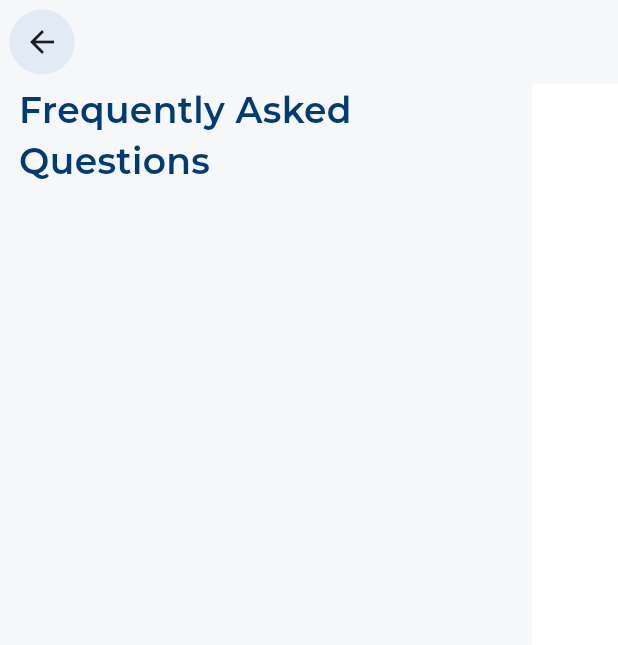
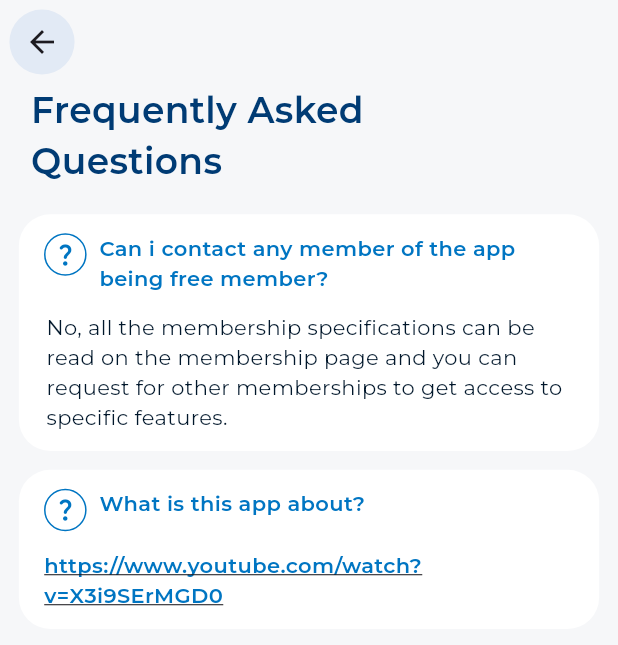
Before and after one commit to mahnoorr1/stargate, a Flutter app: the FAQScreen screen opened by its route, on a phone screen of 412 x 824 dp. Shown: the top 645 px of the screen. Run offline on Flutter 3.47's test engine with Material 3 defaults, Android fonts, the phone set to English and light mode, and no system bars; our stand-ins replace dots_indicator, dropdown_button2, flutter_cache_manager, flutter_easyloading, flutter_screenutil, flutter_slider_drawer and 5 more; missing offline and left inert: country_state_city_pro, flutter_cached_pdfview.

Commit message:
faq part done

```diff
--- a/lib/drawer/screens/faq.dart
+++ b/lib/drawer/screens/faq.dart
@@ -1,7 +1,9 @@
 import 'package:flutter/material.dart';
 import 'package:stargate/config/core.dart';
+import 'package:stargate/drawer/widgets/faq_card.dart';
 import 'package:stargate/drawer/widgets/widgets.dart';
 import 'package:flutter_screenutil/flutter_screenutil.dart';
+import 'package:stargate/utils/app_data.dart';
 
 class FAQScreen extends StatelessWidget {
   const FAQScreen({super.key});
@@ -13,9 +15,17 @@ class FAQScreen extends StatelessWidget {
       body: Container(
         padding: EdgeInsets.symmetric(horizontal: 12.w),
         color: AppColors.backgroundColor,
-        child: const Column(
+        child: Column(
           children: [
-            Heading(heading: "Frequently Asked Questions"),
+            const Heading(heading: "Frequently Asked \nQuestions"),
+            SizedBox(
+              height: 18.w,
+            ),
+            ...faqs.map(
+              (faq) => FAQCard(
+                faq: faq,
+              ),
+            ),
           ],
         ),
       ),
--- /dev/null
+++ b/lib/drawer/widgets/faq_card.dart
@@ -0,0 +1,94 @@
+// ignore_for_file: deprecated_member_use
+
+import 'package:flutter/material.dart';
+import 'package:flutter_screenutil/flutter_screenutil.dart';
+import 'package:stargate/config/core.dart';
+import 'package:stargate/models/faq.dart';
+import 'package:url_launcher/url_launcher.dart';
+
+class FAQCard extends StatelessWidget {
+  final FAQ faq;
+  const FAQCard({
+    super.key,
+    required this.faq,
+  });
+
+  @override
+  Widget build(BuildContext context) {
+    return Container(
+      padding: EdgeInsets.symmetric(horizontal: 16.w, vertical: 12.w),
+      margin: EdgeInsets.only(bottom: 12.w),
+      decoration: BoxDecoration(
+        borderRadius: BorderRadius.circular(20.w),
+        color: Colors.white,
+      ),
+      child: Column(
+        children: [
+          Row(
+            crossAxisAlignment: CrossAxisAlignment.start,
+            children: [
+              Container(
+                padding: EdgeInsets.all(4.w),
+                decoration: BoxDecoration(
+                  border: Border.all(
+                    color: AppColors.blue,
+                    width: 1,
+                  ),
+                  borderRadius: BorderRadius.circular(
+                    20,
+                  ),
+                ),
+                child: const Icon(
+                  Icons.question_mark_rounded,
+                  color: AppColors.blue,
+                  size: 18,
+                ),
+              ),
+              SizedBox(
+                width: 8.w,
+              ),
+              SizedBox(
+                width: MediaQuery.of(context).size.width * 0.75,
+                child: Text(
+                  faq.question,
+                  style: AppStyles.heading4.copyWith(
+                    color: AppColors.blue,
+                  ),
+                  maxLines: 3,
+                ),
+              ),
+            ],
+          ),
+          SizedBox(
+            height: 12.w,
+          ),
+          faq.textReply != null
+              ? SizedBox(
+                  width: MediaQuery.of(context).size.width * 0.85,
+                  child: Text(
+                    faq.textReply!,
+                    style: AppStyles.normalText,
+                    maxLines: 10,
+                  ),
+                )
+              : faq.videoURL != null
+                  ? GestureDetector(
+                      onTap: () async {
+                        if (await canLaunch(faq.videoURL!)) {
+                          await launch(faq.videoURL!);
+                        }
+                      },
+                      child: Text(
+                        faq.videoURL!,
+                        style: AppStyles.heading4.copyWith(
+                          color: AppColors.blue,
+                          decoration: TextDecoration.underline,
+                        ),
+                      ),
+                    )
+                  : const SizedBox(),
+        ],
+      ),
+    );
+  }
+}
--- a/lib/drawer/widgets/widgets.dart
+++ b/lib/drawer/widgets/widgets.dart
@@ -43,11 +43,14 @@ class Heading extends StatelessWidget {
   @override
   Widget build(BuildContext context) {
     return SizedBox(
-      width: MediaQuery.of(context).size.width * 0.8,
-      child: Text(
-        heading,
-        style: AppStyles.heading2,
-        maxLines: 2,
+      width: MediaQuery.of(context).size.width * 0.9,
+      child: Align(
+        alignment: Alignment.topLeft,
+        child: Text(
+          heading,
+          style: AppStyles.heading2,
+          maxLines: 2,
+        ),
       ),
     );
   }
--- /dev/null
+++ b/lib/models/faq.dart
@@ -0,0 +1,62 @@
+import 'dart:convert';
+
+class FAQ {
+  String question;
+  String? textReply;
+  String? videoURL;
+  FAQ({
+    required this.question,
+    this.textReply,
+    this.videoURL,
+  });
+
+  FAQ copyWith({
+    String? question,
+    String? textReply,
+    String? videoURL,
+  }) {
+    return FAQ(
+      question: question ?? this.question,
+      textReply: textReply ?? this.textReply,
+      videoURL: videoURL ?? this.videoURL,
+    );
+  }
+
+  Map<String, dynamic> toMap() {
+    return <String, dynamic>{
+      'question': question,
+      'textReply': textReply,
+      'videoURL': videoURL,
+    };
+  }
+
+  factory FAQ.fromMap(Map<String, dynamic> map) {
+    return FAQ(
+      question: map['question'] as String,
+      textReply: map['textReply'] != null ? map['textReply'] as String : null,
+      videoURL: map['videoURL'] != null ? map['videoURL'] as String : null,
+    );
+  }
+
+  String toJson() => json.encode(toMap());
+
+  factory FAQ.fromJson(String source) =>
+      FAQ.fromMap(json.decode(source) as Map<String, dynamic>);
+
+  @override
+  String toString() =>
+      'FAQ(question: $question, textReply: $textReply, videoURL: $videoURL)';
+
+  @override
+  bool operator ==(covariant FAQ other) {
+    if (identical(this, other)) return true;
+
+    return other.question == question &&
+        other.textReply == textReply &&
+        other.videoURL == videoURL;
+  }
+
+  @override
+  int get hashCode =>
+      question.hashCode ^ textReply.hashCode ^ videoURL.hashCode;
+}
--- a/lib/utils/app_data.dart
+++ b/lib/utils/app_data.dart
@@ -1,3 +1,4 @@
+import 'package:stargate/models/faq.dart';
 import 'package:stargate/models/membership.dart';
 import 'package:stargate/models/real_estate_listing.dart';
 import 'package:stargate/models/user.dart';
@@ -153,3 +154,13 @@ List<Membership> memberships = [
     ],
   ),
 ];
+
+List<FAQ> faqs = [
+  FAQ(
+      question: "Can i contact any member of the app being free member?",
+      textReply:
+          "No, all the membership specifications can be read on the membership page and you can request for other memberships to get access to specific features."),
+  FAQ(
+      question: "What is this app about?",
+      videoURL: "https://www.youtube.com/watch?v=X3i9SErMGD0"),
+];
--- a/pubspec.yaml
+++ b/pubspec.yaml
@@ -52,6 +52,8 @@ dependencies:
   syncfusion_flutter_sliders: ^26.2.5
   intl: ^0.19.0
   smooth_page_indicator: ^1.2.0+3
+  url_launcher: ^6.3.0
+
 
 dev_dependencies:
   flutter_test:
```
Also changed, not shown: pubspec.lock, 6 other files.
